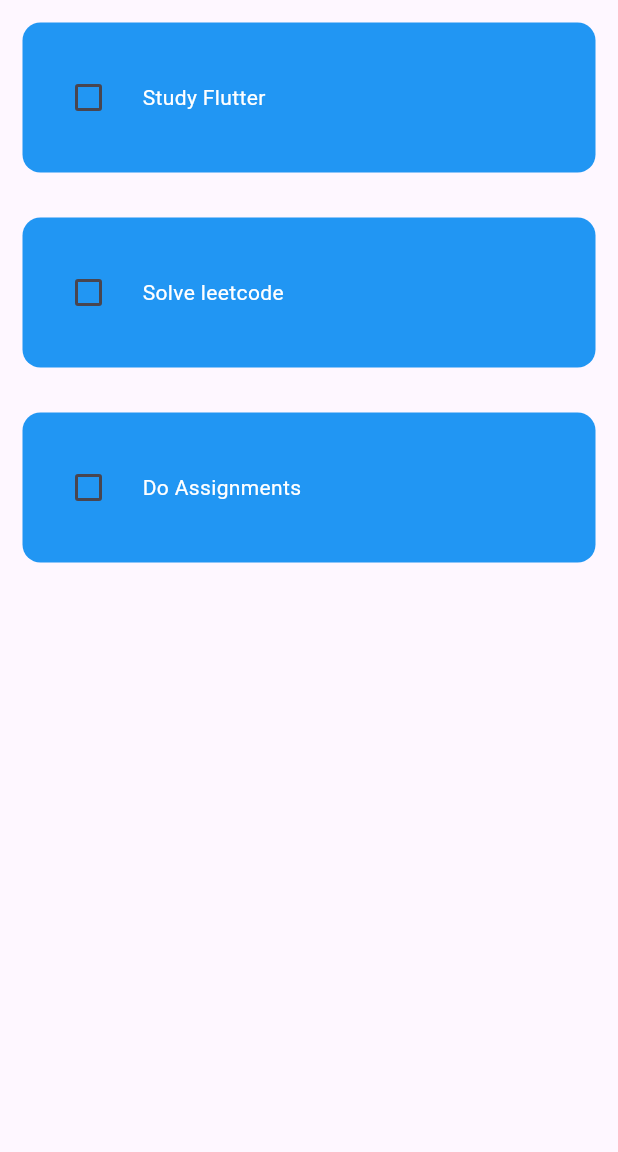
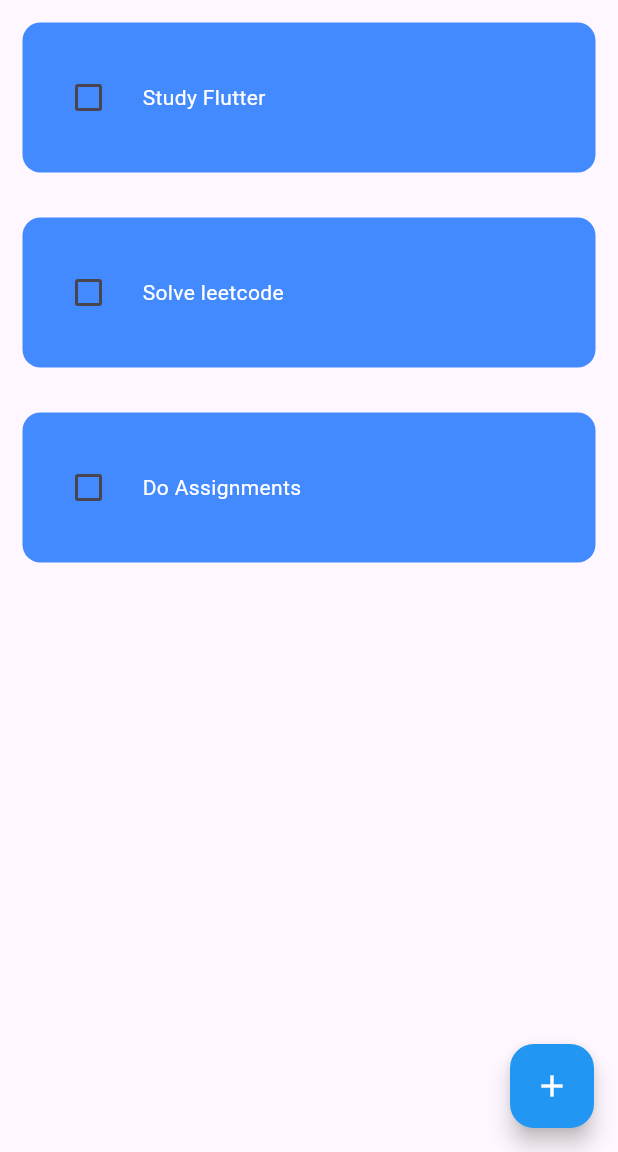
Before and after one commit to Efamamo/flutter-todo, a Flutter app: the screen it shows after launch, on a phone screen of 412 x 824 dp, the part 84-1236 px from its top. Run offline on Flutter 3.47's test engine with Material 3 defaults, Android fonts, the phone set to English and light mode, and no system bars.

Commit message:
add functionality finised for todod app

```diff
--- a/lib/todo.dart
+++ b/lib/todo.dart
@@ -20,7 +20,7 @@ class ToDO extends StatelessWidget {
       height: 100,
       margin: EdgeInsets.all(15),
       decoration: BoxDecoration(
-          color: Colors.blue, borderRadius: BorderRadius.circular(12)),
+          color: Colors.blueAccent, borderRadius: BorderRadius.circular(12)),
       child: Row(
         children: [
           Checkbox(
@@ -29,7 +29,12 @@ class ToDO extends StatelessWidget {
             activeColor: Colors.black,
           ),
           SizedBox(width: 12),
-          Text(task, style: TextStyle(color: Colors.white))
+          Text(task,
+              style: TextStyle(
+                  color: Colors.white,
+                  decoration: completed
+                      ? TextDecoration.lineThrough
+                      : TextDecoration.none))
         ],
       ),
     );
```
Also changed, not shown: lib/home.dart (+63 -0 lines).
